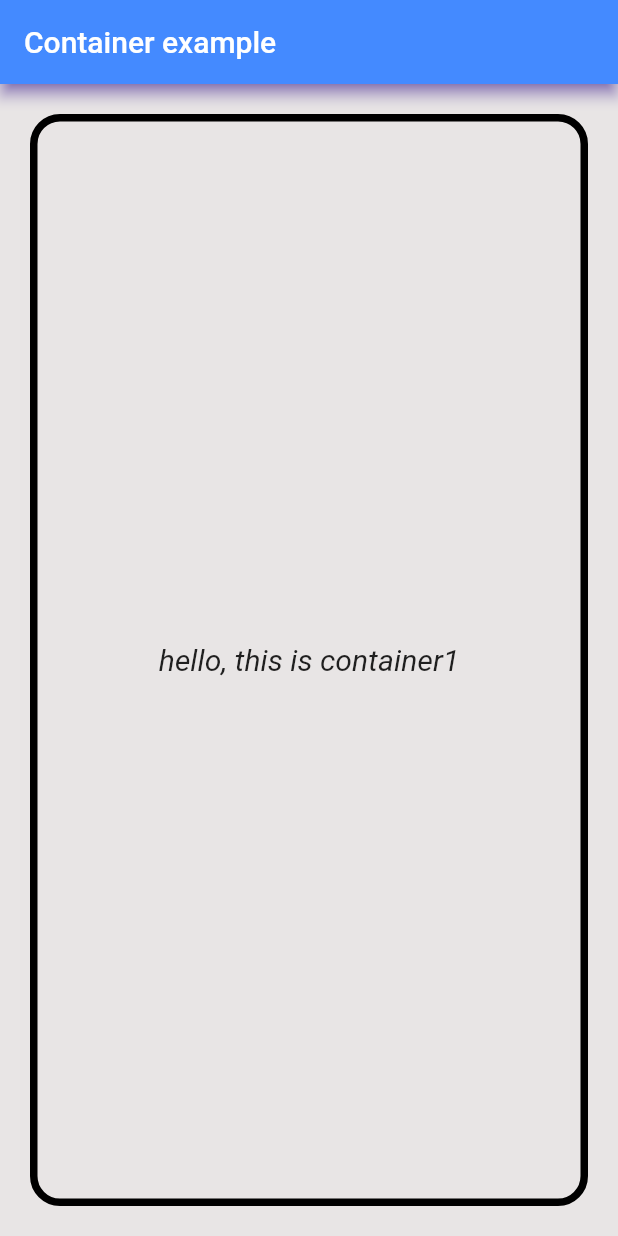
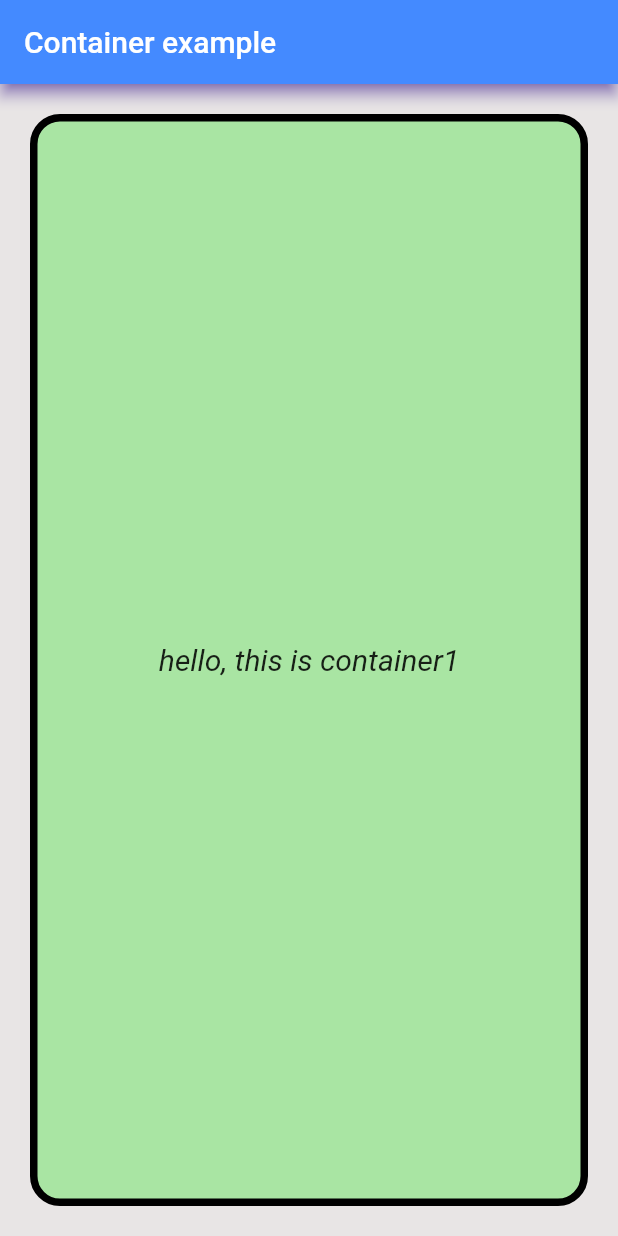
Before and after one commit to kirtijangid/container, a Flutter app: the screen it shows after launch, on a phone screen of 412 x 824 dp. Run offline on Flutter 3.47's test engine with Material 2 defaults, Android fonts, the phone set to English and light mode, and no system bars.

Commit message:
giving color tothe  container

```diff
--- a/lib/main.dart
+++ b/lib/main.dart
@@ -44,6 +44,7 @@ class MyApp extends StatelessWidget {
               //color: const Color.fromARGB(255, 60, 158, 237),
               margin: EdgeInsets.all(20),
               decoration: BoxDecoration(
+                color: Color.fromARGB(255, 169, 229, 163),
                 border: Border.all(color: Colors.black,width: 5),
                 borderRadius: BorderRadius.circular(20)),
               alignment: Alignment.center,
```
